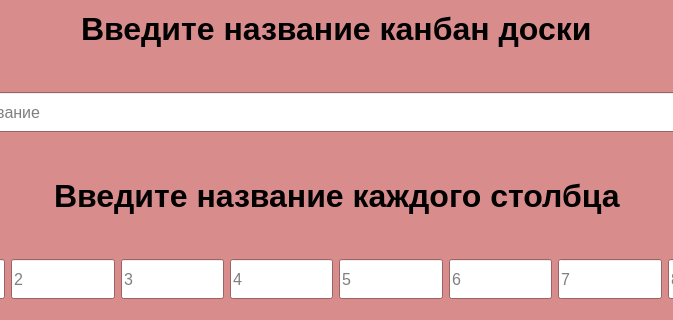
This is create.ui in AnGREATern/kanbaner as Qt 5 draws it before an edit; both pictures show x 109 to 782 and y 0 to 320 of the 891 by 426 pixel window. The edited form follows.
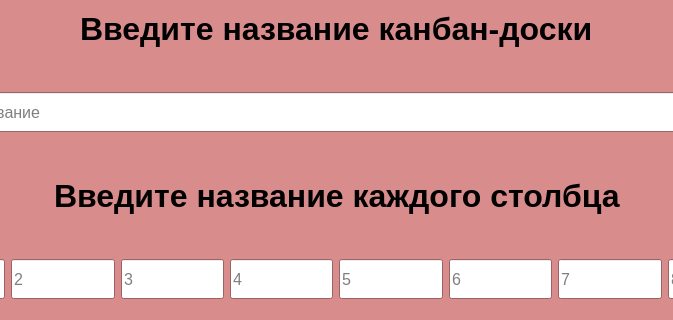
This is the edited form.

Commit message: Работа над задачами

Patch:
```diff
--- a/create.ui
+++ b/create.ui
@@ -112,7 +112,7 @@
         </font>
        </property>
        <property name="text">
-        <string>Введите название канбан доски</string>
+        <string>Введите название канбан-доски</string>
        </property>
       </widget>
      </item>
```
The commit also changes 1 other file.
